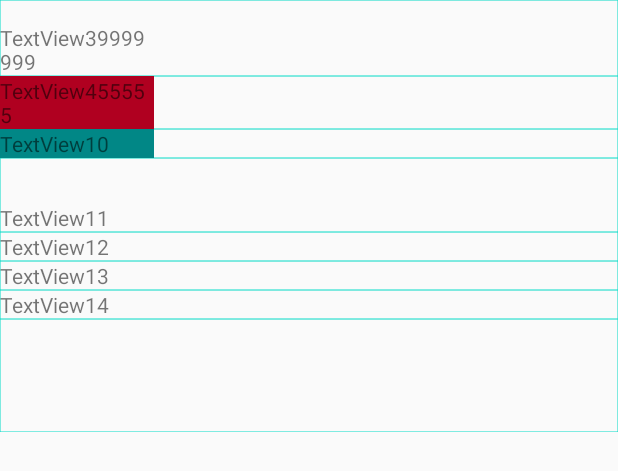
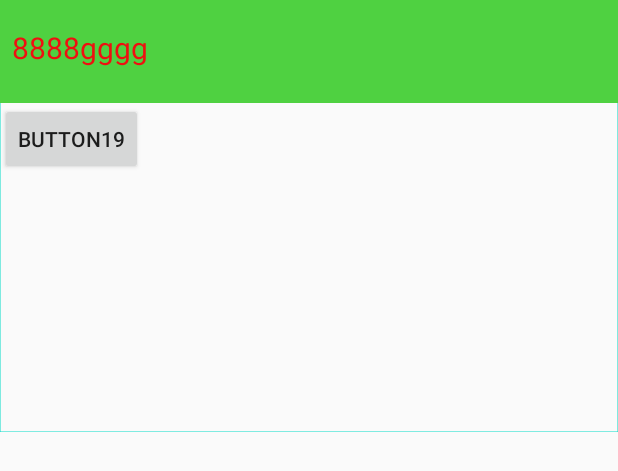
Before and after one commit to wyc-go-for-it/AndroidAnimator, an Android app: the layout activity_flow_layout.xml on its own in the app's theme, with its tools: preview values and no code run, on a phone screen of 412 x 824 dp. Shown: the top 471 px of the screen. Run offline under Robolectric (Android 15) with nearby library versions, the phone set to English and light mode, and no system bars.

Commit message:
added title feature.

```diff
--- a/app/src/main/java/com/example/myapplication/FlowLayout.kt
+++ b/app/src/main/java/com/example/myapplication/FlowLayout.kt
@@ -2,9 +2,7 @@ package com.example.myapplication
 
 import android.content.Context
 import android.content.res.TypedArray
-import android.graphics.Canvas
-import android.graphics.Color
-import android.graphics.Paint
+import android.graphics.*
 import android.util.AttributeSet
 import android.view.*
 import android.widget.EdgeEffect
@@ -12,8 +10,10 @@ import android.widget.FrameLayout
 import android.widget.OverScroller
 import androidx.core.view.*
 import com.wyc.logger.Logger
+import java.util.function.Consumer
 import kotlin.math.abs
 import kotlin.math.min
+import kotlin.math.sign
 
 /**
  *
@@ -39,16 +39,16 @@ class FlowLayout(context: Context, attributes: AttributeSet?, defStyleAttr:Int,
     private var mTopBorder = 0
     private var mBottomBorder = 0
 
-    private val mHorizontalSpacing:Float
-    private val mVerticalSpacing:Float
-    private val mSeparatorSize:Float
-    private val mRowCount:Int
+    private var mHorizontalSpacing:Float = 0f
+    private var mVerticalSpacing:Float = 0f
+    private var mSeparatorSize:Float = 0f
+    private var mRowCount:Int = 0
 
     private val mSeparatorPaint = Paint()
 
     private val mChildContainer = mutableListOf<MutableList<View>>()
 
-    private val mClosing:Boolean
+    private var mClosing:Boolean = false
     private var mCanScroll = false
 
     private var mVelocityTracker: VelocityTracker? = null
@@ -56,8 +56,20 @@ class FlowLayout(context: Context, attributes: AttributeSet?, defStyleAttr:Int,
     private var mMaximumVelocity = 0
     private var mActivePointerId = -1
 
-    private val mEdgeEffectTop:EdgeEffect
+    private var mEdgeEffect:EdgeEffect
     private var hasToBottom = false
+
+    //标题参数
+    private var mTitlePaint:Paint? = null
+    private var mTitle:String = ""
+    private var mTitleDirection:TitleDirection = TitleDirection.LEFT
+    private var mTitlePaddingLeft:Float = 0.0f
+    private var mTitlePaddingRight:Float = 0.0f
+    private var mTitlePaddingTop:Float = 0.0f
+    private var mTitlePaddingBottom:Float = 0.0f
+    private var mTitleBound:Rect? = null
+    private var mTitleColor:Int = 0x0000000
+    private var mTitleBackgroundColor:Int = 0xFFFFFFF
 
     init {
         val a: TypedArray = context.obtainStyledAttributes(attributes,R.styleable.FlowLayout)
@@ -73,14 +85,42 @@ class FlowLayout(context: Context, attributes: AttributeSet?, defStyleAttr:Int,
         mSeparatorPaint.style = Paint.Style.STROKE
         mSeparatorPaint.strokeWidth = mSeparatorSize
 
+        calculateTitle(a)
+
         a.recycle()
 
-        mEdgeEffectTop = EdgeEffect(context)
-        mEdgeEffectTop.color = Color.RED
+        mEdgeEffect = EdgeEffect(context)
+        mEdgeEffect.color = Color.RED
 
         setWillNotDraw(false)
 
         initVelocity()
+    }
+
+    private fun calculateTitle(a: TypedArray){
+        mTitle = a.getString(R.styleable.FlowLayout_title)?:""
+        if (mTitle.isNotEmpty()){
+            mTitleDirection = TitleDirection.fromInt(a.getInt(R.styleable.FlowLayout_titleDirection,1))
+            mTitlePaddingLeft = a.getDimension(R.styleable.FlowLayout_titlePaddingLeft,0.0f)
+            mTitlePaddingRight = a.getDimension(R.styleable.FlowLayout_titlePaddingRight,0.0f)
+            mTitlePaddingTop = a.getDimension(R.styleable.FlowLayout_titlePaddingTop,0.0f)
+            mTitlePaddingBottom = a.getDimension(R.styleable.FlowLayout_titlePaddingBottom,0.0f)
+            mTitleColor = a.getColor(R.styleable.FlowLayout_titleColor,0x000000)
+            mTitleBackgroundColor = a.getColor(R.styleable.FlowLayout_titleBackgroundColor,0xFFFFFFFF.toInt())
+
+            mTitlePaint = Paint()
+            mTitlePaint!!.textSize = a.getDimension(R.styleable.FlowLayout_titleFontSize,12f)
+            mTitlePaint!!.isAntiAlias = true
+
+            val  textBound = Rect()
+            mTitlePaint!!.getTextBounds(mTitle,0,mTitle.length,textBound)
+            mTitleBound = Rect()
+            if (mTitleDirection == TitleDirection.TOP || mTitleDirection == TitleDirection.BOTTOM){
+                mTitleBound!!.bottom = textBound.height() + mTitlePaddingTop.toInt() + mTitlePaddingBottom.toInt()
+            }else if (mTitleDirection == TitleDirection.LEFT || mTitleDirection == TitleDirection.RIGHT){
+                mTitleBound!!.right = textBound.width() + mTitlePaddingLeft.toInt() + mTitlePaddingRight.toInt()
+            }
+        }
     }
 
     constructor(context: Context):this(context,null)
@@ -108,7 +148,14 @@ class FlowLayout(context: Context, attributes: AttributeSet?, defStyleAttr:Int,
 
     override fun onSizeChanged(w: Int, h: Int, oldw: Int, oldh: Int) {
         super.onSizeChanged(w, h, oldw, oldh)
-        mEdgeEffectTop.setSize(w, h shr 1)
+        mEdgeEffect.setSize(w, h shr 1)
+    }
+
+    override fun onAttachedToWindow() {
+        super.onAttachedToWindow()
+        if(children.find { it.visibility == VISIBLE } == null){
+            visibility = GONE
+        }
     }
 
     override fun onDetachedFromWindow() {
@@ -122,7 +169,7 @@ class FlowLayout(context: Context, attributes: AttributeSet?, defStyleAttr:Int,
             when (ev.action) {
                 MotionEvent.ACTION_DOWN -> {
                     mScroller.abortAnimation()
-                    mEdgeEffectTop.finish()
+                    mEdgeEffect.finish()
                     postInvalidateOnAnimation()
 
                     mYDown = ev.y
@@ -157,16 +204,16 @@ class FlowLayout(context: Context, attributes: AttributeSet?, defStyleAttr:Int,
                     mYMove = event.y
                     val scrolledY = (mYLastMove - mYMove).toInt()
 
-                    Logger.d("scrollY:%d,scrolledY:%d,mTopBorder:%d,mBottomBorder:%d，height：%d",scrollY,scrolledY,mTopBorder,mBottomBorder,height)
+                    //Logger.d("scrollY:%d,scrolledY:%d,mTopBorder:%d,mBottomBorder:%d，height：%d",scrollY,scrolledY,mTopBorder,mBottomBorder,height)
 
-                    if (scrollY + scrolledY < mTopBorder) {
+                    if (scrollY + scrolledY < mTopBorder - if (mTitleDirection == TitleDirection.TOP) mTitleBound?.height()?:0 else 0 ) {
                         scrollTo(0, 0)
                         hasToBottom = false
                         edgePull(event)
                         return true
-                    } else if (scrollY + height + scrolledY > mBottomBorder) {
+                    } else if (scrollY + height + scrolledY > mBottomBorder  ) {
                         hasToBottom = true
-                        scrollTo(0, mBottomBorder - height)
+                        scrollTo(0, mBottomBorder - height + if (mTitleDirection == TitleDirection.BOTTOM) mTitleBound?.height()?:0 else 0 )
                         edgePull(event)
                         return true
                     }
@@ -186,7 +233,7 @@ class FlowLayout(context: Context, attributes: AttributeSet?, defStyleAttr:Int,
                     recycleVelocityTracker()
 
                     if ( abs(initialYVelocity) > mMinimumVelocity) {
-                        mScroller.fling(0, scrollY, 0, -initialYVelocity * 2, 0, 0, 0, mBottomBorder - height)
+                        mScroller.fling(0,(scrollY - sign(initialYVelocity.toDouble()) * (mTitleBound?.height()?:0)).toInt(), 0, -initialYVelocity * 2, 0, 0, 0, mBottomBorder - height+  (mTitleBound?.height()?:0))
                         invalidate()
                     }
                     return performClick()
@@ -196,33 +243,76 @@ class FlowLayout(context: Context, attributes: AttributeSet?, defStyleAttr:Int,
         return super.onTouchEvent(event)
     }
     private fun edgePull(event: MotionEvent){
-        mEdgeEffectTop.onPull(event.y / height,if (hasToBottom) 1 - event.x / width else event.x / width)
+        mEdgeEffect.onPull(event.y/ height,if (hasToBottom) 1 - event.x / width else event.x / width)
         postInvalidateOnAnimation()
     }
     private fun edgeRelease(){
-        mEdgeEffectTop.onRelease()
+        mEdgeEffect.onRelease()
         postInvalidateOnAnimation()
     }
 
     override fun onDrawForeground(canvas: Canvas) {
         super.onDrawForeground(canvas)
-        if (!mEdgeEffectTop.isFinished){
+        if (!mEdgeEffect.isFinished){
             if (hasToBottom){
                 canvas.save()
                 canvas.translate(-width.toFloat(), 0f)
                 canvas.rotate(180f,width.toFloat(),0f)
                 canvas.translate(0f, (-mBottomBorder).toFloat())
-                mEdgeEffectTop.draw(canvas)
+                mEdgeEffect.draw(canvas)
                 canvas.restore()
-            }else
-                mEdgeEffectTop.draw(canvas)
+            }else{
+                if (mTopBorder != 0){
+                    canvas.save()
+                    canvas.translate(0f, mTopBorder.toFloat())
+                    mEdgeEffect.draw(canvas)
+                    canvas.restore()
+                }else
+                    mEdgeEffect.draw(canvas)
+            }
             invalidate()
+        }
+        drawTitle(canvas)
+    }
+
+    private fun drawTitle(canvas: Canvas){
+        mTitleBound?.apply {
+            mTitlePaint!!.color = mTitleBackgroundColor
+            canvas.drawRect(this,mTitlePaint!!)
+
+            val  textBound = Rect()
+            mTitlePaint!!.getTextBounds(mTitle,0,mTitle.length,textBound)
+
+            val baseLineX = this.left + mTitlePaddingLeft
+            val baseLineY = this.centerY() - textBound.centerY()
+            mTitlePaint!!.color = mTitleColor
+            canvas.drawText(mTitle, baseLineX, baseLineY.toFloat(),mTitlePaint!!)
+        }
+    }
+
+    override fun onScrollChanged(l: Int, t: Int, oldl: Int, oldt: Int) {
+        super.onScrollChanged(l, t, oldl, oldt)
+        mTitleBound?.apply {
+            this.top +=   t - oldt
+            this.bottom += t - oldt
         }
     }
 
     override fun computeScroll() {
         if (mScroller.computeScrollOffset()) {
-            scrollTo(mScroller.currX, mScroller.currY)
+            val cy = if (scrollY + height  >= mBottomBorder) {
+                    mScroller.forceFinished(true)
+                    mBottomBorder - height
+            } else mScroller.currY
+
+            val cx = mScroller.currX
+            scrollTo(cx, cy)
+            if (mEdgeEffect.isFinished && scrollY <= 0){
+                mEdgeEffect.onAbsorb(mScroller.currVelocity.toInt())
+            }else if (mEdgeEffect.isFinished && scrollY + height  >= mBottomBorder){
+                hasToBottom = true
+                mEdgeEffect.onAbsorb(mScroller.currVelocity.toInt())
+            }
             invalidate()
         }
     }
@@ -300,23 +390,23 @@ class FlowLayout(context: Context, attributes: AttributeSet?, defStyleAttr:Int,
             childHeightWeight = lp.weightHeight
 
             if ((lp.height == ViewGroup.LayoutParams.WRAP_CONTENT || lp.height == 0) && childHeightWeight > 0f){
-                lp.height = (childHeightWeight * (heightSize - (paddingTop + paddingBottom))).toInt()
+                lp.height = (childHeightWeight * (heightSize - (paddingTop + paddingBottom + (mTitleBound?.height()?:0)))).toInt()
             }
             if (mRowCount == 0){
                 if ((lp.width == ViewGroup.LayoutParams.WRAP_CONTENT || lp.width == 0) && childWidthWeight > 0f){
-                    lp.width = (childWidthWeight * (widthSize - (paddingLeft + paddingRight))).toInt()
+                    lp.width = (childWidthWeight * (widthSize - (mTitleBound?.width()?:0) - (paddingLeft + paddingRight))).toInt()
                 }
             }else{
                 val horOffset = (mRowCount - 1) * mHorizontalSpacing
                 if ((lp.width == ViewGroup.LayoutParams.WRAP_CONTENT || lp.width == 0) && childWidthWeight > 0f){
-                    lp.width = (childWidthWeight * (widthSize - (paddingLeft + paddingRight + horOffset))).toInt()
+                    lp.width = (childWidthWeight * (widthSize - (mTitleBound?.width()?:0) - (paddingLeft + paddingRight + horOffset))).toInt()
                 }
             }
 
             measureChild(it,widthMeasureSpec,heightMeasureSpec)
 
             lineWidth += it.measuredWidth + lp.leftMargin + lp.rightMargin
-            if (lineWidth > measuredWidth - paddingLeft - paddingRight){
+            if (lineWidth > measuredWidth - (mTitleBound?.width()?:0) - paddingLeft - paddingRight){
                 maxHeight += getMaxHeightOfRow(heightList)
                 lineWidth = it.measuredWidth
 
@@ -340,7 +430,7 @@ class FlowLayout(context: Context, attributes: AttributeSet?, defStyleAttr:Int,
                 resultSize = heightSize
             }
             MeasureSpec.AT_MOST -> {
-                resultSize = maxHeight.coerceAtMost(heightSize)
+                resultSize = maxHeight.coerceAtMost(heightSize + (mTitleBound?.height()?:0))
             }
             MeasureSpec.UNSPECIFIED -> {
                 resultSize = maxHeight
@@ -353,7 +443,7 @@ class FlowLayout(context: Context, attributes: AttributeSet?, defStyleAttr:Int,
                 resultSize = widthSize
             }
             MeasureSpec.AT_MOST -> {
-                resultSize = maxWidth.coerceAtMost(widthSize)
+                resultSize = maxWidth.coerceAtMost(widthSize + (mTitleBound?.width()?:0))
             }
             MeasureSpec.UNSPECIFIED -> {
                 resultSize = maxWidth
@@ -410,10 +500,50 @@ class FlowLayout(context: Context, attributes: AttributeSet?, defStyleAttr:Int,
             }
 
             mCanScroll = mBottomBorder > height
+
+            updateTitleBound(r, b)
         }
     }
     private fun setChildFrame(child: View, left: Int, top: Int, width: Int, height: Int) {
-        child.layout(left, top, left + width, top + height)
+        if (mTitleBound != null){
+            when(mTitleDirection){
+                TitleDirection.TOP->{
+                    child.layout(left, top + mTitleBound!!.height(), left + width, top + height + mTitleBound!!.height())
+                }
+                TitleDirection.BOTTOM->{
+                    child.layout(left, top, left + width, top + height )
+                }
+                TitleDirection.LEFT->{
+                    child.layout(left + mTitleBound!!.width(), top, left + width + mTitleBound!!.width(), top + height)
+                }
+                TitleDirection.RIGHT->{
+                    child.layout(left, top, left + width , top + height)
+                }
+            }
+        }else
+            child.layout(left, top, left + width, top + height)
+    }
+    private fun updateTitleBound(r: Int, b: Int){
+        mTitleBound?.let {
+            when(mTitleDirection){
+                TitleDirection.TOP -> {
+                    it.right = r
+                }
+                TitleDirection.BOTTOM -> {
+                    it.right = r
+                    it.top += b - it.height()
+                    it.bottom = b
+                }
+                TitleDirection.LEFT -> {
+                    it.bottom = b
+                }
+                TitleDirection.RIGHT -> {
+                    it.bottom = b
+                    it.left = r - it.width()
+                    it.right = r
+                }
+            }
+        }
     }
 
     private fun getMaxBottomOfRow(heightList:MutableList<View>):Int{
@@ -495,4 +625,11 @@ class FlowLayout(context: Context, attributes: AttributeSet?, defStyleAttr:Int,
             weightHeight = source.weightHeight
         }
     }
+
+    enum class TitleDirection(v:Int) {
+        LEFT(0),TOP(1),RIGHT(2),BOTTOM(3);
+        companion object {
+            fun fromInt(value: Int) = values().first { it.ordinal == value }
+        }
+    }
 }
--- a/app/src/main/res/layout/activity_flow_layout.xml
+++ b/app/src/main/res/layout/activity_flow_layout.xml
@@ -10,6 +10,14 @@
     app:closing="true"
     app:item_vertical_spacing="0dp"
     app:separator_color="@color/design_default_color_secondary"
+    app:title="8888gggg"
+    app:titleBackgroundColor="#4FD141"
+    app:titleColor="#EF1010"
+    app:titleDirection="TOP"
+    app:titleFontSize="20sp"
+    app:titlePaddingBottom="25dp"
+    app:titlePaddingLeft="8dp"
+    app:titlePaddingTop="25dp"
     tools:context=".FlowLayoutActivity">
 
     <LinearLayout
@@ -22,13 +30,15 @@
         <androidx.constraintlayout.widget.ConstraintLayout
             android:layout_width="wrap_content"
             android:layout_height="wrap_content"
-            android:layout_weight="1">
+            android:layout_weight="1"
+            android:visibility="gone">
 
             <Button
                 android:id="@+id/button16"
                 android:layout_width="wrap_content"
                 android:layout_height="wrap_content"
                 android:text="Button"
+                android:visibility="gone"
                 app:layout_constraintBottom_toBottomOf="parent"
                 app:layout_constraintEnd_toEndOf="parent"
                 app:layout_constraintStart_toStartOf="parent"
@@ -39,14 +49,16 @@
             android:id="@+id/textView5"
             android:layout_width="wrap_content"
             android:layout_height="wrap_content"
-            android:text="TextView" />
+            android:text="TextView"
+            android:visibility="gone" />
 
         <TextView
             android:id="@+id/textView6"
             android:layout_width="wrap_content"
             android:layout_height="wrap_content"
             android:layout_weight="1"
-            android:text="TextView" />
+            android:text="TextView"
+            android:visibility="gone" />
     </LinearLayout>
 
     <TextView
@@ -55,7 +67,7 @@
         android:layout_height="wrap_content"
         android:layout_marginTop="15dp"
         android:text="TextView39999999"
-        android:visibility="visible"
+        android:visibility="gone"
         app:layout_weight_width="0.25" />
 
     <TextView
@@ -64,7 +76,7 @@
         android:layout_height="wrap_content"
         android:background="@color/design_default_color_error"
         android:text="TextView455555"
-        android:visibility="visible"
+        android:visibility="gone"
         app:layout_weight_width="0.25" />
 
     <TextView
@@ -73,7 +85,7 @@
         android:layout_height="wrap_content"
         android:background="@color/design_default_color_secondary_variant"
         android:text="TextView10"
-        android:visibility="visible"
+        android:visibility="gone"
         app:layout_weight_width="0.25" />
 
     <TextView
@@ -82,7 +94,7 @@
         android:layout_height="wrap_content"
         android:layout_marginTop="30dp"
         android:text="TextView11"
-        android:visibility="visible"
+        android:visibility="gone"
         app:layout_weight_width="0.25" />
 
     <TextView
@@ -90,7 +102,7 @@
         android:layout_width="wrap_content"
         android:layout_height="wrap_content"
         android:text="TextView12"
-        android:visibility="visible"
+        android:visibility="gone"
         app:layout_weight_width="0.25" />
 
     <TextView
@@ -99,7 +111,7 @@
         android:layout_height="wrap_content"
         android:layout_marginTop="0dp"
         android:text="TextView13"
-        android:visibility="visible"
+        android:visibility="gone"
         app:layout_weight_width="0.25" />
 
     <TextView
@@ -107,7 +119,7 @@
         android:layout_width="wrap_content"
         android:layout_height="wrap_content"
         android:text="TextView14"
-        android:visibility="visible"
+        android:visibility="gone"
         app:layout_weight_width="0.25" />
 
     <Button
@@ -117,85 +129,100 @@
         android:layout_marginTop="88dp"
         android:layout_marginBottom="0dp"
         android:text="Button"
-        app:layout_weight_width="0.2" />
+        android:visibility="gone"
+        app:layout_weight_width="0.2"
+        tools:ignore="DuplicateSpeakableTextCheck" />
 
     <Button
         android:id="@+id/button12"
         android:layout_width="wrap_content"
         android:layout_height="wrap_content"
-        android:text="Button" />
+        android:text="Button"
+        android:visibility="gone" />
 
     <Button
         android:id="@+id/button13"
         android:layout_width="wrap_content"
         android:layout_height="wrap_content"
-        android:text="Button" />
+        android:text="Button"
+        android:visibility="gone" />
 
     <Button
         android:id="@+id/button14"
         android:layout_width="wrap_content"
         android:layout_height="108dp"
-        android:text="Button" />
+        android:text="Button"
+        android:visibility="gone" />
 
     <Button
         android:id="@+id/button9"
         android:layout_width="wrap_content"
         android:layout_height="wrap_content"
-        android:text="Button" />
+        android:text="Button"
+        android:visibility="gone" />
 
     <Button
         android:id="@+id/button10"
         android:layout_width="wrap_content"
         android:layout_height="wrap_content"
-        android:text="Button" />
+        android:text="Button"
+        android:visibility="gone" />
 
     <Button
         android:id="@+id/button15"
         android:layout_width="wrap_content"
         android:layout_height="wrap_content"
-        android:text="Button" />
+        android:text="Button"
+        android:visibility="gone" />
 
     <Button
         android:id="@+id/button20"
         android:layout_width="wrap_content"
         android:layout_height="108dp"
-        android:text="Button" />
+        android:text="Button"
+        android:visibility="gone" />
 
     <Button
         android:id="@+id/button17"
         android:layout_width="wrap_content"
         android:layout_height="wrap_content"
-        android:text="Button" />
+        android:text="Button"
+        android:visibility="gone" />
 
     <Button
         android:id="@+id/button22"
         android:layout_width="wrap_content"
         android:layout_height="wrap_content"
-        android:text="Button" />
+        android:text="Button"
+        android:visibility="gone" />
 
     <Button
         android:id="@+id/button21"
         android:layout_width="wrap_content"
         android:layout_height="128dp"
         android:layout_marginTop="88dp"
-        android:text="Button" />
+        android:text="Button"
+        android:visibility="gone" />
 
     <Button
         android:id="@+id/button23"
         android:layout_width="wrap_content"
         android:layout_height="wrap_content"
-        android:text="Button" />
+        android:text="Button"
+        android:visibility="gone" />
 
     <Button
         android:id="@+id/button18"
         android:layout_width="wrap_content"
         android:layout_height="108dp"
-        android:text="Button" />
+        android:text="Button"
+        android:visibility="gone" />
 
     <Button
         android:id="@+id/button19"
         android:layout_width="wrap_content"
         android:layout_height="wrap_content"
-        android:text="Button" />
+        android:text="Button19"
+        android:visibility="visible" />
 
 </com.example.myapplication.FlowLayout>
```
Also changed, not shown: app/src/main/AndroidManifest.xml (+0 -7 lines), app/src/main/res/values/attr.xml (+15 -0 lines).
